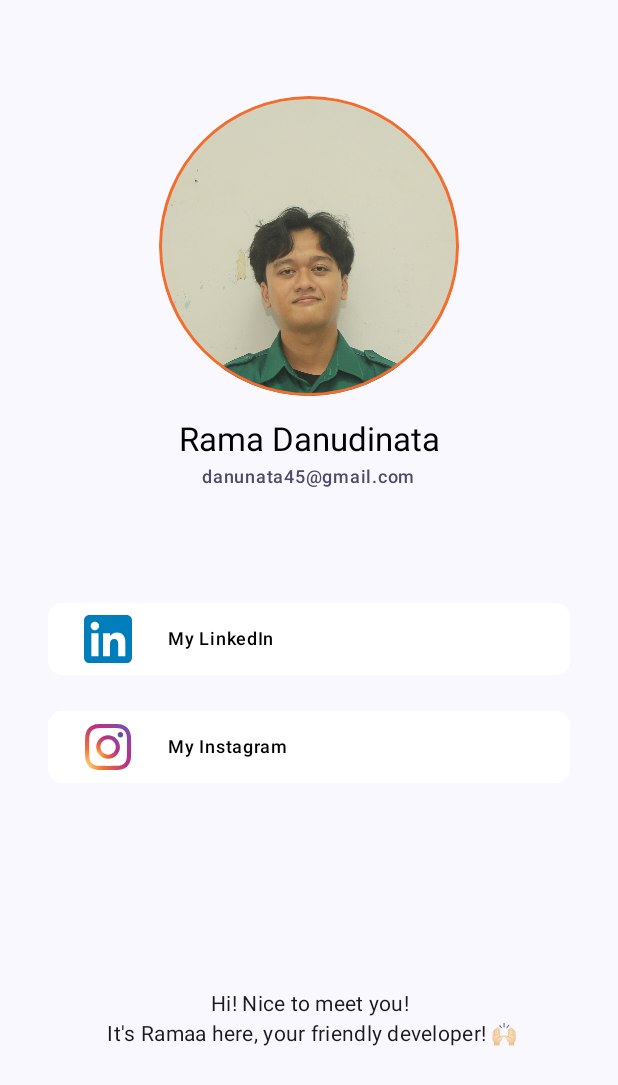
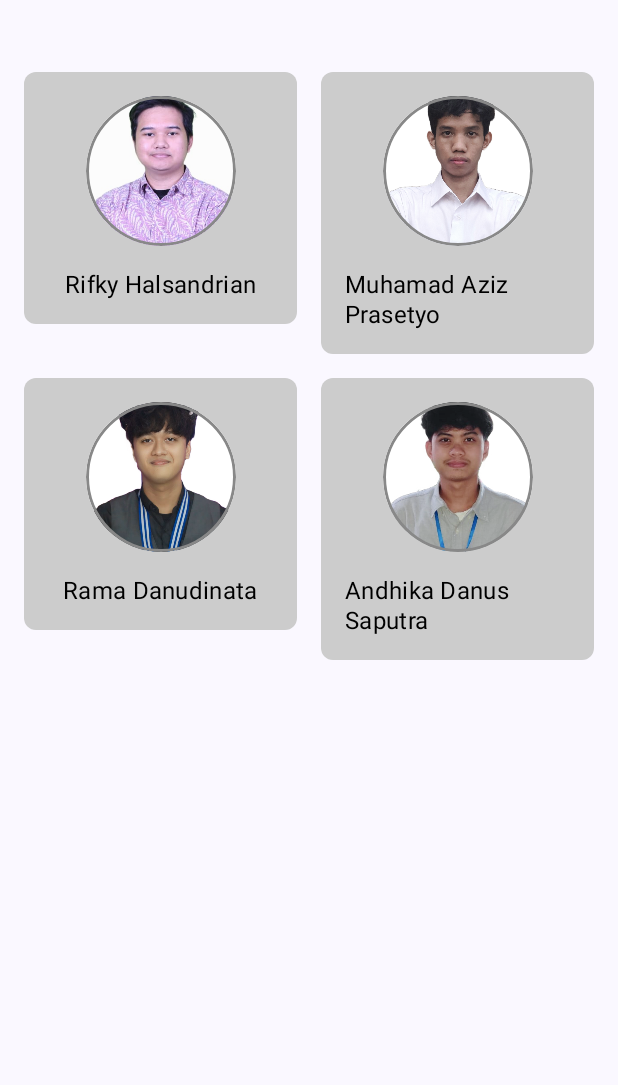
Before and after one commit to danudinataa/ShareSpectra, an Android app built with Jetpack Compose: the composable ProfileScreen shown on its own in the app's theme, on a phone screen of 412 x 824 dp. Shown: the top 1085 px of the screen. Run offline under Robolectric (Android 15) with nearby library versions, the phone set to English and light mode, and no system bars.

```diff
--- a/app/src/main/java/com/ramaa/pmobile_uas/data/remote/CharacterPagingSource.kt
+++ b/app/src/main/java/com/ramaa/pmobile_uas/data/remote/CharacterPagingSource.kt
@@ -32,7 +32,7 @@ class CharacterPagingSource(
 
             LoadResult.Page(
                 data = articles,
-                nextKey = if (articles.size < pageSize) null else page + 1,
+                nextKey = if (articles.size > pageSize) null else page + 1,
                 prevKey = null
             )
         } catch (e: Exception) {
--- a/app/src/main/java/com/ramaa/pmobile_uas/data/remote/NewsPagingSource.kt
+++ b/app/src/main/java/com/ramaa/pmobile_uas/data/remote/NewsPagingSource.kt
@@ -1,5 +1,6 @@
 package com.ramaa.pmobile_uas.data.remote
 
+import android.util.Log
 import androidx.paging.PagingSource
 import androidx.paging.PagingState
 import com.ramaa.pmobile_uas.data.remote.response.NewsResponse
@@ -19,8 +20,6 @@ class NewsPagingSource(
         }
     }
 
-    private var totalNewsCount = 0
-
     override suspend fun load(params: LoadParams<Int>): LoadResult<Int, ResultsNewsItem> {
         val page = params.key ?: 1
         val pageSize = params.loadSize
@@ -30,19 +29,21 @@ class NewsPagingSource(
             val articles = newsResponse.data?.results
                 ?.filterNotNull()
                 ?.distinctBy { it.url } ?: emptyList()
-            totalNewsCount += articles.size
 
+            // Logging untuk debug
+            Log.d("NewsPagingSource", "Page: $page, Articles: ${articles.size}, PageSize: $pageSize")
+
+            val nextKey = if (articles.size > pageSize) null else page + 1
+
+            Log.d("Next Key", "Key: $nextKey, Articles: ${articles.size}, PageSize: $pageSize")
             LoadResult.Page(
                 data = articles,
-                nextKey = if (articles.size < pageSize) null else page + 1,
-                prevKey = null
+                nextKey = nextKey,
+                prevKey = if (page == 1) null else page - 1
             )
         } catch (e: Exception) {
             e.printStackTrace()
-            LoadResult.Error(
-                throwable = e
-            )
+            LoadResult.Error(throwable = e)
         }
     }
-
 }
--- a/app/src/main/java/com/ramaa/pmobile_uas/data/repository/CharacterRepositoryImpl.kt
+++ b/app/src/main/java/com/ramaa/pmobile_uas/data/repository/CharacterRepositoryImpl.kt
@@ -31,11 +31,10 @@ class CharacterRepositoryImpl @Inject constructor(
     }
     override fun getNews(): Flow<PagingData<ResultsNewsItem>> {
         return Pager(
-            config = PagingConfig(pageSize = 10),
-            pagingSourceFactory = {
-                NewsPagingSource(narutoAPI = narutoAPI)
-            }
-        ).flow
+            config = PagingConfig(pageSize = 10, enablePlaceholders = false)
+        ) {
+            NewsPagingSource(narutoAPI)
+        }.flow
     }
 
     override fun searchCharacter(searchQuery: String): Flow<PagingData<CompanyResponse>> {
--- a/app/src/main/java/com/ramaa/pmobile_uas/presentation/detail/DetailsCompanyScreen.kt
+++ b/app/src/main/java/com/ramaa/pmobile_uas/presentation/detail/DetailsCompanyScreen.kt
@@ -185,7 +185,7 @@ fun DetailsCompanyScreen(
                 Button(
                     onClick = {
                         val intent = Intent(Intent.ACTION_VIEW).apply {
-                            data = Uri.parse(itemCharacter.data?.website)
+                            data = Uri.parse("https://${itemCharacter.data?.website}")
                         }
                         context.startActivity(intent)
                     },
--- /dev/null
+++ b/app/src/main/java/com/ramaa/pmobile_uas/presentation/news/NewsState.kt
@@ -0,0 +1,6 @@
+package com.ramaa.pmobile_uas.presentation.news
+
+data class NewsState(
+    val charactersTicker: String = "",
+    val isLoading: Boolean = false,
+)
--- a/app/src/main/java/com/ramaa/pmobile_uas/presentation/profile/ProfileScreen.kt
+++ b/app/src/main/java/com/ramaa/pmobile_uas/presentation/profile/ProfileScreen.kt
@@ -5,6 +5,7 @@ import android.content.Intent
 import android.content.res.Configuration
 import android.net.Uri
 import androidx.compose.foundation.Image
+import androidx.compose.foundation.background
 import androidx.compose.foundation.border
 import androidx.compose.foundation.clickable
 import androidx.compose.foundation.layout.Arrangement
@@ -17,6 +18,8 @@ import androidx.compose.foundation.layout.fillMaxWidth
 import androidx.compose.foundation.layout.height
 import androidx.compose.foundation.layout.padding
 import androidx.compose.foundation.layout.size
+import androidx.compose.foundation.lazy.grid.GridCells
+import androidx.compose.foundation.lazy.grid.LazyVerticalGrid
 import androidx.compose.foundation.shape.CircleShape
 import androidx.compose.foundation.shape.RoundedCornerShape
 import androidx.compose.material3.Button
@@ -27,6 +30,7 @@ import androidx.compose.runtime.Composable
 import androidx.compose.ui.Alignment
 import androidx.compose.ui.Modifier
 import androidx.compose.ui.draw.clip
+import androidx.compose.ui.graphics.Color
 import androidx.compose.ui.layout.ContentScale
 import androidx.compose.ui.platform.LocalContext
 import androidx.compose.ui.res.colorResource
@@ -35,14 +39,12 @@ import androidx.compose.ui.res.stringResource
 import androidx.compose.ui.text.style.TextAlign
 import androidx.compose.ui.tooling.preview.Preview
 import androidx.compose.ui.unit.dp
+import androidx.compose.ui.unit.sp
 import com.ramaa.pmobile_uas.R
 import com.ramaa.pmobile_uas.ui.theme.LightOrange
 
 @Composable
 fun ProfileScreen() {
-
-    val context = LocalContext.current
-
     Column(
         Modifier
             .fillMaxHeight()
@@ -50,146 +52,56 @@ fun ProfileScreen() {
         horizontalAlignment = Alignment.CenterHorizontally
     ) {
 
-        Spacer(modifier = Modifier.padding(32.dp))
+        Spacer(modifier = Modifier.padding(16.dp))
 
-        Image (
-            painter = painterResource(id = R.drawable.picture_profile),
-            contentDescription = "picture_profile",
-            contentScale = ContentScale.Crop,
-            modifier = Modifier
-                .clip(CircleShape)
-                .size(200.dp)
-                .border(2.dp, LightOrange, CircleShape)
+        val members = listOf(
+            R.drawable.aldi to "Rifky Halsandrian",
+            R.drawable.aziz to "Muhamad Aziz Prasetyo",
+            R.drawable.rama to "Rama Danudinata",
+            R.drawable.danus to "Andhika Danus Saputra"
         )
 
-        Text (
-            text = "Rama Danudinata",
-            style = MaterialTheme.typography.titleLarge,
-            color = colorResource(
-                id = R.color.text_title
-            ),
-            modifier = Modifier
-                .padding(top = 16.dp)
-        )
+        GroupMembersGrid(members = members)
+    }
+}
 
-        Text (
-            text = "danunata45@gmail.com",
-            style = MaterialTheme.typography.labelMedium,
-            color = colorResource(
-                id = R.color.text_medium
-            ),
-            modifier = Modifier
-                .padding(top = 4.dp)
-        )
-
-        Spacer(modifier = Modifier.padding(32.dp))
-
-        Button (
-            onClick = {
-                val intent = Intent(Intent.ACTION_VIEW, Uri.parse("https://www.linkedin.com/in/ramadanudinata/"))
-                intent.setPackage("com.linkedin.android")
-                try {
-                    context.startActivity(intent)
-                } catch (e: ActivityNotFoundException) {
-                    intent.setPackage(null)
-                    context.startActivity(intent)
-                }},
-            Modifier
-                .fillMaxWidth()
-                .padding(horizontal = 32.dp, vertical = 12.dp)
-                .height(48.dp),
-            colors = ButtonDefaults.buttonColors(
-                containerColor = MaterialTheme.colorScheme.onPrimaryContainer
-            ),
-            shape = RoundedCornerShape(20)
-        ) {
-            Column (
-                modifier = Modifier.fillMaxHeight(),
-                verticalArrangement = Arrangement.Center
+@Composable
+fun GroupMembersGrid(members: List<Pair<Int, String>>) {
+    LazyVerticalGrid(
+        columns = GridCells.Fixed(2),
+        modifier = Modifier
+            .fillMaxSize()
+            .padding(16.dp),
+        horizontalArrangement = Arrangement.spacedBy(16.dp),
+        verticalArrangement = Arrangement.spacedBy(16.dp)
+    ) {
+        items(members.size) { index ->
+            Column(
+                horizontalAlignment = Alignment.CenterHorizontally,
+                modifier = Modifier
+                    .background(Color.LightGray, RoundedCornerShape(8.dp))
+                    .padding(16.dp)
             ) {
                 Image(
-                    painter = painterResource(id = R.drawable.ic_linkedin_icon),
-                    contentDescription = null,
+                    painter = painterResource(id = members[index].first),
+                    contentDescription = "Member Image",
+                    contentScale = ContentScale.Crop,
                     modifier = Modifier
-                        .padding(end = 8.dp)
-                        .clickable {}
+                        .size(100.dp)
+                        .clip(CircleShape)
+                        .border(2.dp, Color.Gray, CircleShape)
                 )
-            }
-            Column (
-                modifier = Modifier
-                    .padding(start = 16.dp)
-                    .weight(1f),
-                verticalArrangement = Arrangement.Center,
-                horizontalAlignment = Alignment.Start
-            ) {
-                Text (
-                    text = "My LinkedIn",
-                    style = MaterialTheme.typography.labelMedium,
-                    color = colorResource(id = R.color.text_title),
+                Spacer(modifier = Modifier.height(8.dp))
+                Text(
+                    text = members[index].second,
+                    style = MaterialTheme.typography.bodyMedium,
+                    fontSize = 16.sp,
+                    color = Color.Black,
+                    modifier = Modifier
+                        .padding(top = 8.dp)
                 )
             }
         }
-
-        Button (
-            onClick = {
-                val intent = Intent(Intent.ACTION_VIEW, Uri.parse("https://www.instagram.com/ini_nataa"))
-                intent.setPackage("com.instagram.android")
-                try {
-                    context.startActivity(intent)
-                } catch (e: ActivityNotFoundException) {
-                    intent.setPackage(null)
-                    context.startActivity(intent)
-                }},
-            Modifier
-                .fillMaxWidth()
-                .padding(horizontal = 32.dp, vertical = 12.dp)
-                .height(48.dp),
-            colors = ButtonDefaults.buttonColors(
-                containerColor = MaterialTheme.colorScheme.onPrimaryContainer
-            ),
-            shape = RoundedCornerShape(20)
-        ) {
-            Column (
-                modifier = Modifier.fillMaxHeight(),
-                verticalArrangement = Arrangement.Center
-            ) {
-                Image(
-                    painter = painterResource(id = R.drawable.ic_instagram_icon),
-                    contentDescription = null,
-                    modifier = Modifier
-                        .padding(end = 8.dp)
-                        .clickable {}
-                )
-            }
-            Column (
-                modifier = Modifier
-                    .padding(start = 16.dp)
-                    .weight(1f),
-                verticalArrangement = Arrangement.Center,
-                horizontalAlignment = Alignment.Start
-            ) {
-                Text (
-                    text = "My Instagram",
-                    style = MaterialTheme.typography.labelMedium,
-                    color = colorResource(id = R.color.text_title),
-                )
-            }
-        }
-
-        Box(
-            modifier = Modifier
-                .fillMaxSize()
-                .padding(16.dp),
-            contentAlignment = Alignment.Center
-        ) {
-            Text(
-                text = stringResource(id = R.string.about_me),
-                style = MaterialTheme.typography.bodyMedium,
-                textAlign = TextAlign.Center,
-                maxLines = 2
-            )
-        }
-
     }
 }
 
--- a/app/src/main/java/com/ramaa/pmobile_uas/util/Constants.kt
+++ b/app/src/main/java/com/ramaa/pmobile_uas/util/Constants.kt
@@ -11,5 +11,5 @@ object Constants {
 
     const val DATABASE_NAME = "characters_db"
 
-    const val API_KEY = "4bccd384-af88-5f56-427f-b47b3f0a"
+    const val API_KEY = "0277df61-dcb4-5d2f-0899-ce432cfb"
 }
--- a/app/src/main/java/com/ramaa/pmobile_uas/viewmodel/NewsViewModel.kt
+++ b/app/src/main/java/com/ramaa/pmobile_uas/viewmodel/NewsViewModel.kt
@@ -7,6 +7,7 @@ import androidx.paging.cachedIn
 import com.ramaa.pmobile_uas.domain.usecases.characters.GetListCharacters
 import com.ramaa.pmobile_uas.domain.usecases.characters.GetListNews
 import com.ramaa.pmobile_uas.presentation.home.HomeState
+import com.ramaa.pmobile_uas.presentation.news.NewsState
 import dagger.hilt.android.lifecycle.HiltViewModel
 import javax.inject.Inject
 
@@ -15,7 +16,7 @@ class NewsViewModel @Inject constructor(
     listCharactersUseCases: GetListNews
 ): ViewModel() {
 
-    var state = mutableStateOf(HomeState())
+    var state = mutableStateOf(NewsState())
         private set
 
     val characters = listCharactersUseCases().cachedIn(viewModelScope)
```
Also changed, not shown: app/src/main/res/drawable/aldi.png (added), app/src/main/res/drawable/aziz.png (added), app/src/main/res/drawable/danus.png (added), app/src/main/res/drawable/rama.png (added).
